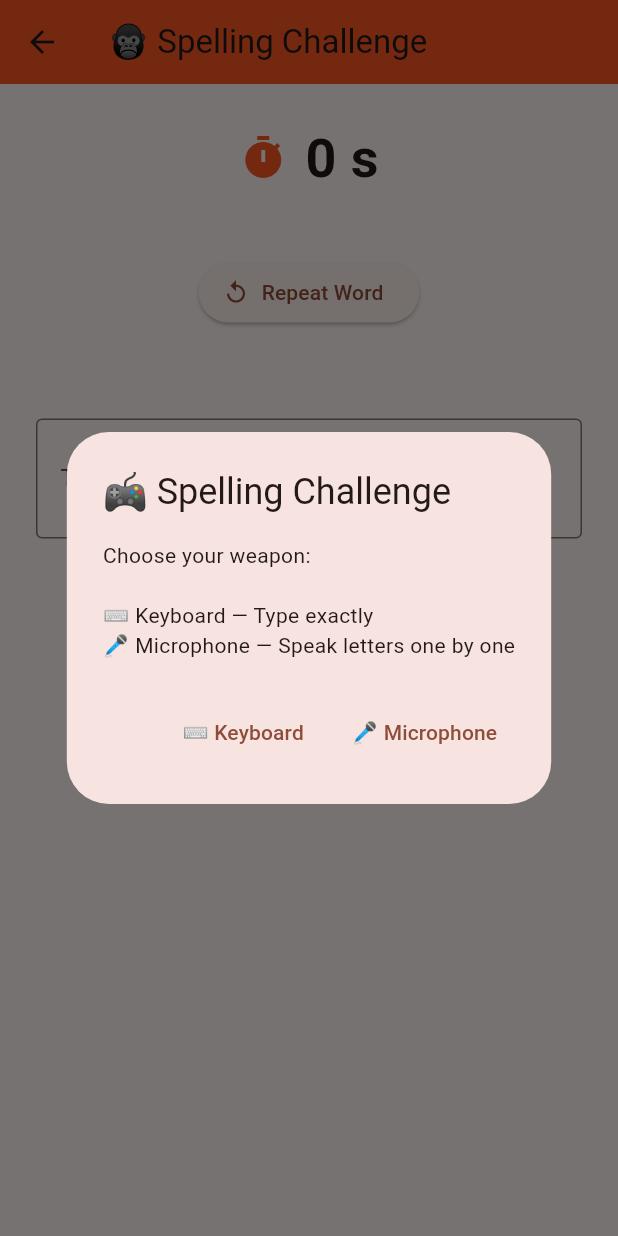
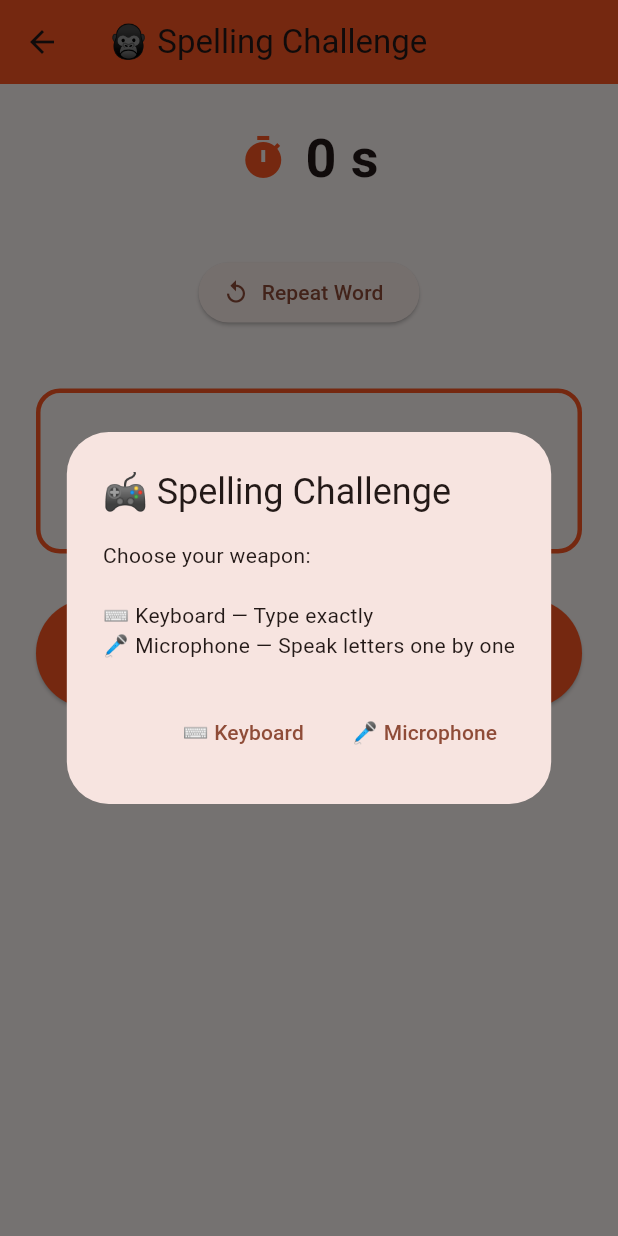
Before and after one commit to Guillaume-Perrochaud/wordsavage, a Flutter app: the screen it shows after launch, after a tap on "START ROASTING", on a phone screen of 412 x 824 dp. Run offline on Flutter 3.47's test engine with Material 3 defaults, Android fonts, the phone set to English and light mode, and no system bars; our stand-ins replace flutter_tts, permission_handler, speech_to_text.

Commit message:
Spelling Screen Code Page v02 (Re-implemented by VS AI)

```diff
--- a/lib/main.dart
+++ b/lib/main.dart
@@ -3,7 +3,9 @@ import 'package:flutter/services.dart';
 import 'screens/welcome_screen.dart';
 
 void main() {
-  WidgetsFlutterBinding.ensureInitialized(); // Important for orientation
+  WidgetsFlutterBinding.ensureInitialized();
+
+  // Lock the entire app to portrait mode
   SystemChrome.setPreferredOrientations([DeviceOrientation.portraitUp]);
 
   runApp(const WordSavageApp());
--- a/lib/screens/spelling_screen.dart
+++ b/lib/screens/spelling_screen.dart
@@ -1,7 +1,9 @@
 import 'package:flutter/material.dart';
 import 'package:flutter_tts/flutter_tts.dart';
-import 'package:speech_to_text/speech_to_text.dart' as stt;
 import 'package:permission_handler/permission_handler.dart';
+import 'package:speech_to_text/speech_recognition_error.dart';
+import 'package:speech_to_text/speech_recognition_result.dart';
+import 'package:speech_to_text/speech_to_text.dart';
 import 'dart:async';
 
 enum InputMode { keyboard, microphone }
@@ -15,7 +17,10 @@ class SpellingScreen extends StatefulWidget {
 
 class _SpellingScreenState extends State<SpellingScreen> {
   final FlutterTts _flutterTts = FlutterTts();
-  final stt.SpeechToText _speech = stt.SpeechToText();
+  final SpeechToText _speechToText = SpeechToText();
+  bool _speechReady = false;
+  bool _isListening = false;
+
   final TextEditingController _textController = TextEditingController();
   final FocusNode _focusNode = FocusNode();
 
@@ -26,7 +31,6 @@ class _SpellingScreenState extends State<SpellingScreen> {
 
   int _currentIndex = 0;
   bool _isSpeaking = false;
-  bool _isListening = false;
   Timer? _timer;
   int _timeLeft = 0;
   InputMode _mode = InputMode.keyboard;
@@ -36,6 +40,7 @@ class _SpellingScreenState extends State<SpellingScreen> {
   void initState() {
     super.initState();
     _configureTts();
+    _initSpeech();
     WidgetsBinding.instance.addPostFrameCallback((_) => _showStartDialog());
   }
 
@@ -43,6 +48,22 @@ class _SpellingScreenState extends State<SpellingScreen> {
     await _flutterTts.setLanguage("en-GB");
     await _flutterTts.setPitch(1.1);
     await _flutterTts.setSpeechRate(0.65);
+  }
+
+  Future<void> _initSpeech() async {
+    final available = await _speechToText.initialize(
+      onStatus: _onSpeechStatus,
+      onError: _onSpeechError,
+    );
+
+    if (available) {
+      setState(() => _speechReady = true);
+      debugPrint('✅ Speech-to-text initialized successfully');
+    } else if (mounted) {
+      ScaffoldMessenger.of(context).showSnackBar(
+        const SnackBar(content: Text('Speech recognition is not available on this device')),
+      );
+    }
   }
 
   void _showStartDialog() {
@@ -53,22 +74,8 @@ class _SpellingScreenState extends State<SpellingScreen> {
         title: const Text("🎮 Spelling Challenge"),
         content: const Text("Choose your weapon:\n\n⌨️ Keyboard — Type exactly\n🎤 Microphone — Speak letters one by one"),
         actions: [
-          TextButton(
-            onPressed: () {
-              setState(() => _mode = InputMode.keyboard);
-              Navigator.pop(context);
-              Future.delayed(const Duration(seconds: 2), _startNewWord);
-            },
-            child: const Text("⌨️ Keyboard"),
-          ),
-          TextButton(
-            onPressed: () {
-              setState(() => _mode = InputMode.microphone);
-              Navigator.pop(context);
-              Future.delayed(const Duration(seconds: 2), _startNewWord);
-            },
-            child: const Text("🎤 Microphone"),
-          ),
+          TextButton(onPressed: () { setState(() => _mode = InputMode.keyboard); Navigator.pop(context); Future.delayed(const Duration(seconds: 2), _startNewWord); }, child: const Text("⌨️ Keyboard")),
+          TextButton(onPressed: () { setState(() => _mode = InputMode.microphone); Navigator.pop(context); Future.delayed(const Duration(seconds: 2), _startNewWord); }, child: const Text("🎤 Microphone")),
         ],
       ),
     );
@@ -95,8 +102,8 @@ class _SpellingScreenState extends State<SpellingScreen> {
         Future.delayed(const Duration(milliseconds: 800), () {
           if (mounted) _focusNode.requestFocus();
         });
-      } else {
-        _startPersistentListening();
+      } else if (_speechReady) {
+        _startListening();
       }
     });
   }
@@ -127,7 +134,7 @@ class _SpellingScreenState extends State<SpellingScreen> {
 
   Future<void> _endRound({bool isTimeUp = false}) async {
     _timer?.cancel();
-    if (_mode == InputMode.microphone) _stopListening();
+    _stopListening();
 
     final correctWord = _wordList[_currentIndex];
     final answer = _textController.text.trim().toLowerCase().replaceAll(RegExp(r'\s+'), '');
@@ -142,28 +149,77 @@ class _SpellingScreenState extends State<SpellingScreen> {
     await _flutterTts.setSpeechRate(0.65);
     await _flutterTts.speak(message);
 
-    // Wait for speech to finish + 2 seconds
-    await Future.delayed(const Duration(seconds: 3)); // increased for safety
+    await Future.delayed(const Duration(seconds: 2));
 
     setState(() => _currentIndex++);
     _startNewWord();
   }
 
-  Future<void> _startPersistentListening() async {
-    if (_isListening) return;
+  Future<void> _startListening() async {
+    if (_isListening || !_speechReady) return;
+
     final status = await Permission.microphone.request();
-    if (!status.isGranted) return;
+    if (!status.isGranted) {
+      if (mounted) {
+        ScaffoldMessenger.of(context).showSnackBar(
+          const SnackBar(content: Text('Microphone permission is required for speech mode')),
+        );
+      }
+      return;
+    }
 
-    final initialized = await _speech.initialize();
-    if (initialized) {
+    final initialized = await _speechToText.initialize(
+      onStatus: _onSpeechStatus,
+      onError: _onSpeechError,
+    );
+
+    if (!initialized) {
+      if (mounted) {
+        ScaffoldMessenger.of(context).showSnackBar(
+          const SnackBar(content: Text('Speech recognition is not available')),
+        );
+      }
+      return;
+    }
+
     setState(() => _isListening = true);
-      _speech.listen(onResult: (result) => setState(() => _textController.text = result.recognizedWords));
+
+    _speechToText.listen(
+      onResult: _onSpeechResult,
+      localeId: 'en_GB',
+      listenOptions: SpeechListenOptions(listenMode: ListenMode.confirmation),
+    );
+  }
+
+  void _stopListening() {
+    if (_speechToText.isListening) {
+      _speechToText.stop();
+    }
+
+    if (mounted) {
+      setState(() => _isListening = false);
     }
   }
 
-  void _stopListening() {
-    _speech.stop();
-    setState(() => _isListening = false);
+  void _onSpeechResult(SpeechRecognitionResult result) {
+    final spoken = result.recognizedWords.toLowerCase();
+    final normalized = spoken.replaceAll(RegExp(r'[^a-z]'), '');
+    setState(() => _textController.text = normalized);
+  }
+
+  void _onSpeechStatus(String status) {
+    if (status == 'notListening' || status == 'done') {
+      if (mounted) setState(() => _isListening = false);
+    }
+  }
+
+  void _onSpeechError(SpeechRecognitionError error) {
+    debugPrint('Speech error: ${error.errorMsg}');
+    if (mounted) {
+      ScaffoldMessenger.of(context).showSnackBar(
+        SnackBar(content: Text('Speech error: ${error.errorMsg}')),
+      );
+    }
   }
 
   @override
@@ -172,7 +228,7 @@ class _SpellingScreenState extends State<SpellingScreen> {
     _textController.dispose();
     _focusNode.dispose();
     _flutterTts.stop();
-    _speech.stop();
+    _speechToText.stop();
     super.dispose();
   }
 
@@ -225,22 +281,57 @@ class _SpellingScreenState extends State<SpellingScreen> {
               icon: const Icon(Icons.replay),
               label: const Text("Repeat Word"),
             ),
-            const SizedBox(height: 60),
-            if (_mode == InputMode.keyboard)
-              TextField(
+            const SizedBox(height: 40),
+            Container(
+              width: double.infinity,
+              padding: const EdgeInsets.all(20),
+              decoration: BoxDecoration(
+                border: Border.all(color: Colors.deepOrange, width: 3),
+                borderRadius: BorderRadius.circular(16),
+              ),
+              child: _mode == InputMode.keyboard
+                  ? TextField(
                       controller: _textController,
                       focusNode: _focusNode,
+                      textAlign: TextAlign.center,
+                      style: const TextStyle(fontSize: 32),
+                      decoration: const InputDecoration(
+                        border: InputBorder.none,
+                        hintText: 'Type your spelling...',
+                      ),
+                      textCapitalization: TextCapitalization.none,
                       autocorrect: false,
                       enableSuggestions: false,
+                    )
+                  : Column(
+                      mainAxisSize: MainAxisSize.min,
+                      children: [
+                        Icon(
+                          _isListening ? Icons.mic : Icons.mic_none,
+                          color: Colors.deepOrange,
+                          size: 48,
+                        ),
+                        const SizedBox(height: 12),
+                        Text(
+                          _textController.text.isEmpty
+                              ? '🎤 Speak each letter clearly...'
+                              : _textController.text.toUpperCase(),
                           style: const TextStyle(fontSize: 32),
-                decoration: const InputDecoration(
-                  border: OutlineInputBorder(),
-                  labelText: "Type your spelling",
+                          textAlign: TextAlign.center,
                         ),
-                onSubmitted: (_) => _endRound(),
-              )
-            else
-              const Text("🎤 Speak each letter clearly...", style: TextStyle(fontSize: 28)),
+                      ],
+                    ),
+            ),
+            const SizedBox(height: 30),
+            ElevatedButton(
+              onPressed: _endRound,
+              style: ElevatedButton.styleFrom(
+                backgroundColor: Colors.deepOrange,
+                padding: const EdgeInsets.symmetric(vertical: 22),
+                minimumSize: const Size(double.infinity, 70),
+              ),
+              child: const Text("SUBMIT ANSWER", style: TextStyle(fontSize: 20, fontWeight: FontWeight.bold)),
+            ),
           ],
         ),
       ),
--- a/pubspec.yaml
+++ b/pubspec.yaml
@@ -32,12 +32,12 @@ dependencies:
     sdk: flutter
 
   flutter_tts: ^4.0.0           # AI voice (talking)
-  speech_to_text: ^7.0.0        # Microphone input (spelling)
   http: ^1.2.0                  # Thesaurus API
   google_fonts: ^6.2.0          # Nice fonts
   lottie: ^3.1.0                # Fun animations (T-Rex etc.)
   shared_preferences: ^2.3.0    # Save user progress
-  permission_handler: ^11.3.1   # Handle runtime permissions
+  permission_handler: ^11.4.0   # Handle runtime permissions
+  speech_to_text: ^7.3.0        # Real-time speech recognition
 
 dev_dependencies:
   flutter_test:
```
Also changed, not shown: pubspec.lock. Lines whose indentation alone changed are shown as unchanged.
